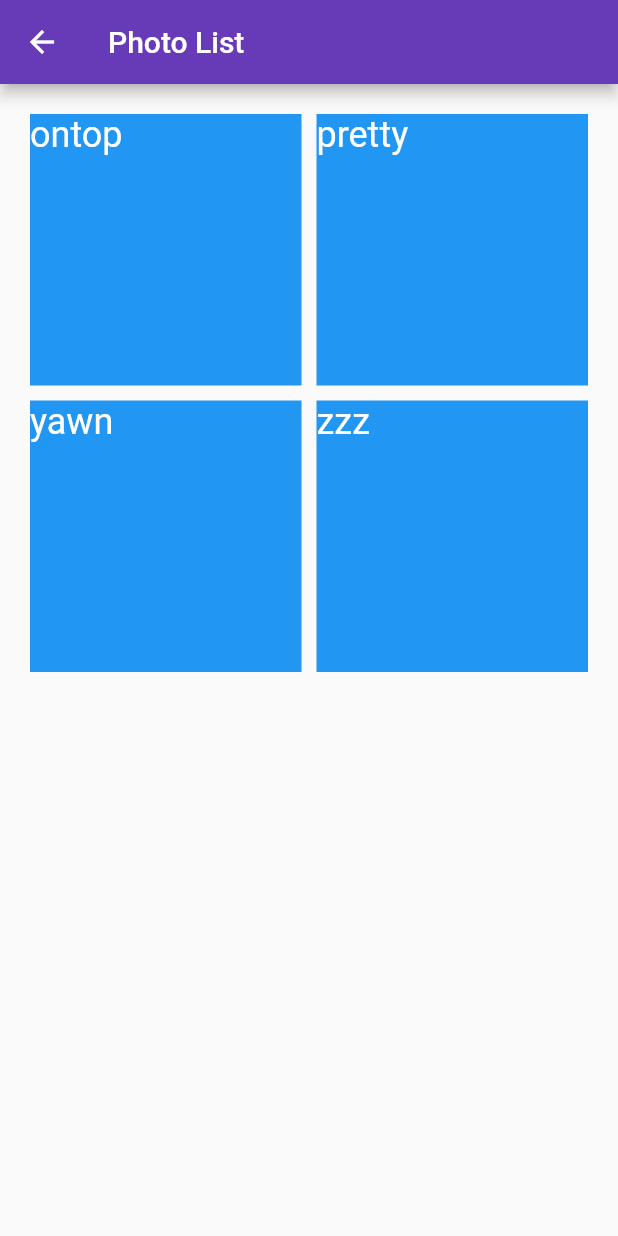
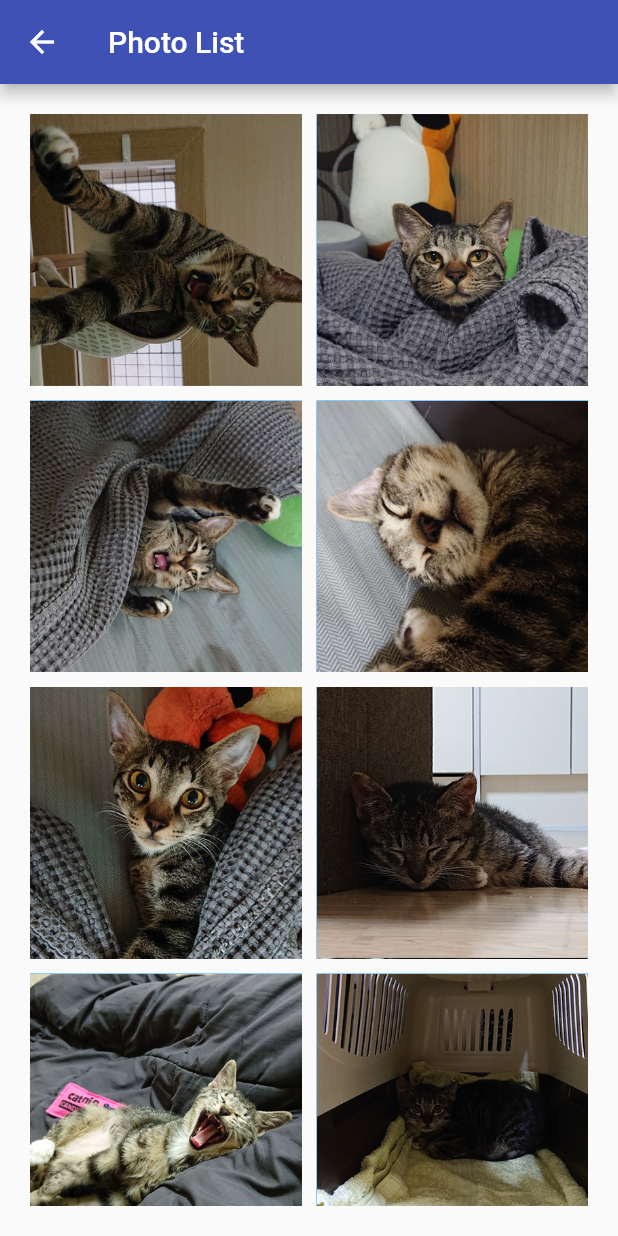
Before and after one commit to donna6355/flutterstudy, a Flutter app: the Photo screen opened by its route, on a phone screen of 412 x 824 dp. Run offline on Flutter 3.47's test engine with Material 2 defaults, Android fonts, the phone set to English and light mode, and no system bars.

Commit message:
full screen photo

```diff
--- a/album/lib/main.dart
+++ b/album/lib/main.dart
@@ -24,7 +24,7 @@ class MyApp extends StatelessWidget {
           // or simply save your changes to "hot reload" in a Flutter IDE).
           // Notice that the counter didn't reset back to zero; the application
           // is not restarted.
-          primarySwatch: Colors.deepPurple,
+          primarySwatch: Colors.indigo,
         ),
         // home: Home('Issac\'s Photo Album', 'is this centered?'),
         routes: {
--- a/album/lib/photo.dart
+++ b/album/lib/photo.dart
@@ -1,7 +1,25 @@
 import 'package:flutter/material.dart';
 
 class Photo extends StatelessWidget {
-  static const List<String> titles = ['ontop', 'pretty', 'yawn', 'zzz'];
+  static const List<String> titles = [
+    'ontop',
+    'pretty',
+    'yawn',
+    'zzz',
+    'astonishing',
+    'babyzz',
+    'excited',
+    'firstday',
+    'handsome',
+    'hide',
+    'hunting',
+    'kitteninbed',
+    'kitty',
+    'side',
+    'sit',
+    'tunnel',
+    'zzzwithtongue'
+  ];
 
   @override
   Widget build(BuildContext context) {
@@ -21,17 +39,15 @@ class Photo extends StatelessWidget {
             itemCount: titles.length,
             itemBuilder: (BuildContext context, int idx) {
               return InkWell(
-                onTap: () {},
+                onTap: () {
+                  Navigator.of(context).pushNamed(
+                    '/args',
+                    arguments: titles[idx],
+                  );
+                },
                 child: Container(
-                  color: Colors.blue,
-                  child: Text(
-                    titles[idx],
-                    style: TextStyle(
-                      fontSize: 24,
-                      color: Colors.white,
-                    ),
-                  ),
-                ),
+                    color: Colors.blue,
+                    child: Image.asset('asset/${titles[idx]}.png')),
               );
             },
           )),
--- a/album/pubspec.yaml
+++ b/album/pubspec.yaml
@@ -46,7 +46,8 @@ flutter:
 
   # To add assets to your application, add an assets section, like this:
   assets:
-    - asset/issac.jpeg
+    - asset/
+    # - asset/issac.jpeg
   #   - images/a_dot_ham.jpeg
 
   # An image asset can refer to one or more resolution-specific "variants", see
```
Also changed, not shown: album/lib/args.dart (+20 -3 lines), album/asset/astonishing.png (added), album/asset/babyzz.png (added), album/asset/excited.png (added), album/asset/firstday.png (added), album/asset/handsome.png (added), album/asset/hide.png (added), album/asset/hunting.png (added), album/asset/kitteninbed.png (added), album/asset/kitty.png (added), album/asset/side.png (added), album/asset/sit.png (added), album/asset/tunnel.png (added), album/asset/zzzwithtongue.png (added).
